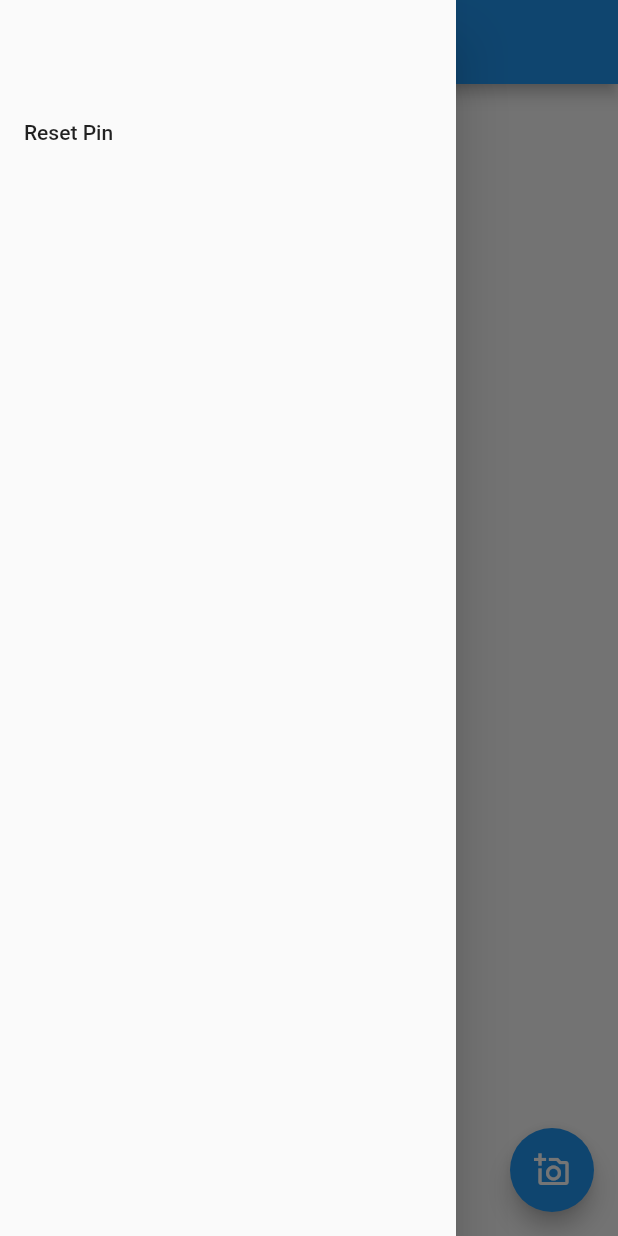
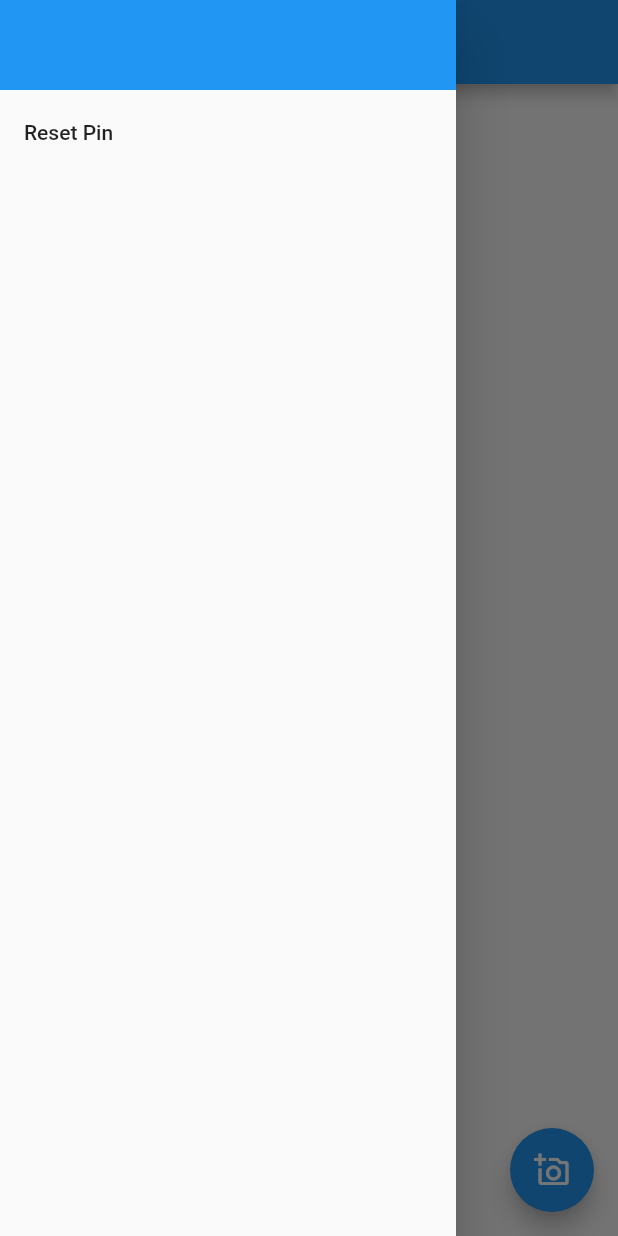
Before and after one commit to AlsoShantanuBorkar/image_encrypt, a Flutter app: the HomeScreen screen opened directly, with the side drawer open, on a phone screen of 412 x 824 dp. Run offline on Flutter 3.47's test engine with Material 3 defaults, Android fonts, the phone set to English and light mode, and no system bars; our stand-ins replace flutter_bloc, flutter_dotenv, flutter_secure_storage, freezed_annotation, local_auth, logger and 4 more; missing offline and left inert: encrypt, flutter_logs, photo_manager; accounts and stored records are empty; generated files the repository leaves out were written again.

Commit message:
remove: unused imports

```diff
--- a/lib/ui/screens/home_screen.dart
+++ b/lib/ui/screens/home_screen.dart
@@ -1,5 +1,3 @@
-import 'dart:developer';
-
 import 'package:image_encrypt/application/bloc/encryption/encryption_bloc.dart';
 import 'package:image_encrypt/application/bloc/encryption/encryption_event.dart';
 import 'package:image_encrypt/application/bloc/encryption/encryption_state.dart';
@@ -30,11 +28,13 @@ class _HomeScreenState extends State<HomeScreen> {
   @override
   Widget build(BuildContext context) {
     return Scaffold(
-      drawer: Drawer(
+      drawer: SafeArea(
+        child: Drawer(
           child: Column(
             children: [
-            const SizedBox(
+              Container(
                 height: 60,
+                color: Colors.blue,
               ),
               ListTile(
                 onTap: () {
@@ -46,6 +46,7 @@ class _HomeScreenState extends State<HomeScreen> {
                 title: const Text("Reset Pin"),
               )
             ],
+          ),
         ),
       ),
       appBar: AppBar(
--- a/lib/ui/screens/image_preview.dart
+++ b/lib/ui/screens/image_preview.dart
@@ -1,5 +1,4 @@
 import 'dart:typed_data';
-
 import 'package:image_encrypt/application/bloc/encryption/encryption_bloc.dart';
 import 'package:image_encrypt/application/bloc/encryption/encryption_event.dart';
 import 'package:image_encrypt/application/bloc/encryption/encryption_state.dart';
```
Lines whose indentation alone changed are shown as unchanged.
